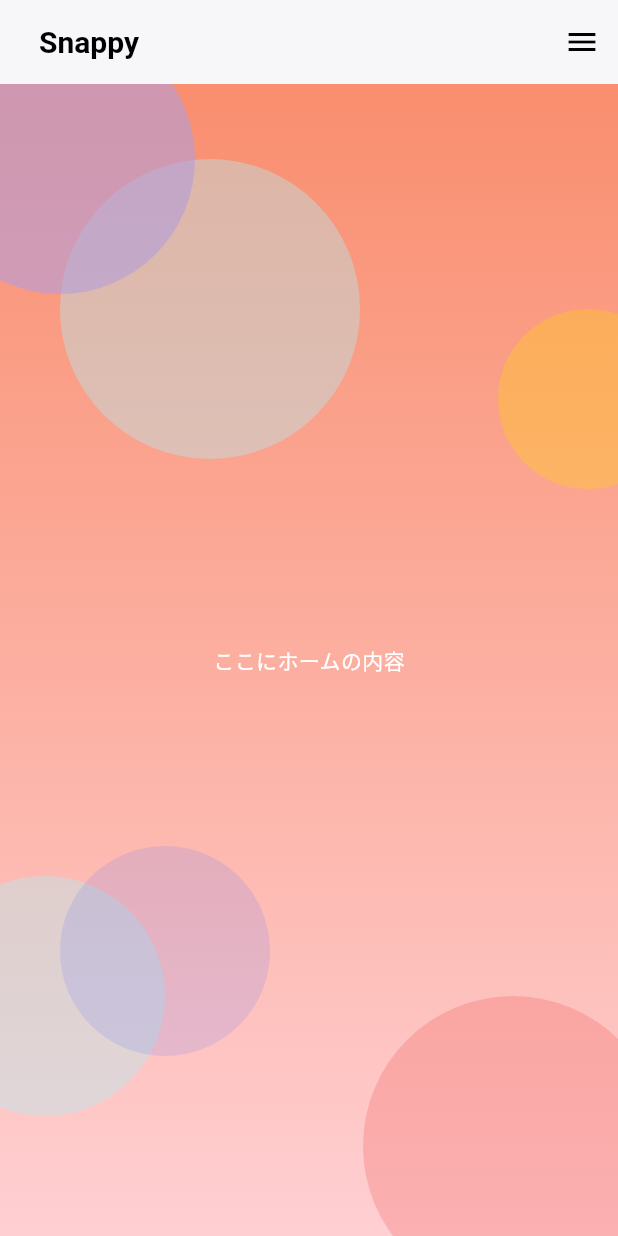
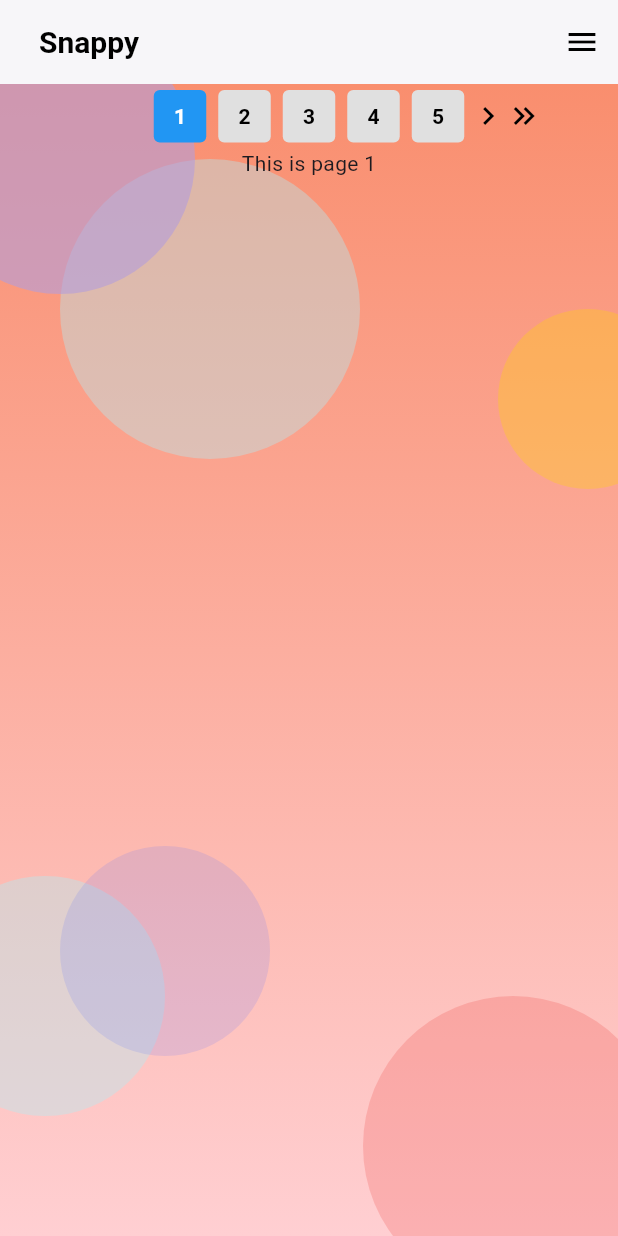
Before and after one commit to suke-0612/SNAPPY, a Flutter app: the screen it shows after launch, on a phone screen of 412 x 824 dp. Run offline on Flutter 3.47's test engine with Material 3 defaults, Android fonts, the phone set to English and light mode, and no system bars.

Commit message:
add: pagination_without_dots

```diff
--- a/lib/components/pagination.dart
+++ b/lib/components/pagination.dart
@@ -0,0 +1,90 @@
+import 'package:flutter/material.dart';
+
+class Pagination extends StatelessWidget {
+  final int currentPage;
+  final int totalPages;
+  final Function(int) onPageChanged;
+
+  const Pagination({
+    Key? key,
+    required this.currentPage,
+    required this.totalPages,
+    required this.onPageChanged,
+  }) : super(key: key);
+
+  @override
+  Widget build(BuildContext context) {
+    return Padding(
+      padding: const EdgeInsets.symmetric(horizontal: 4, vertical: 4),
+      child: Row(
+        mainAxisAlignment: MainAxisAlignment.center,
+        children: [
+          // 先頭のページに戻るボタン
+          if (currentPage > 1) ...[
+            GestureDetector(
+              onTap: () => onPageChanged(1),
+              child: const Icon(
+                Icons.keyboard_double_arrow_left,
+                color: Colors.black,
+              ),
+            ),
+            GestureDetector(
+              onTap: () => onPageChanged(currentPage - 1),
+              child: const Icon(
+                Icons.keyboard_arrow_left,
+                color: Colors.black,
+              ),
+            ),
+          ] else
+            const SizedBox(width: 48), // スペースを確保
+
+          // 数字のリスト
+          ...List.generate(totalPages, (index) {
+            final pageIndex = index + 1;
+            return GestureDetector(
+              onTap: () => onPageChanged(pageIndex),
+              child: Container(
+                margin: const EdgeInsets.symmetric(horizontal: 4.0),
+                width: 35,
+                height: 35,
+                alignment: Alignment.center,
+                decoration: BoxDecoration(
+                  color:
+                      currentPage == pageIndex ? Colors.blue : Colors.grey[300],
+                  borderRadius: BorderRadius.circular(4.0),
+                ),
+                child: Text(
+                  '$pageIndex',
+                  style: TextStyle(
+                    color:
+                        currentPage == pageIndex ? Colors.white : Colors.black,
+                    fontWeight: FontWeight.bold,
+                  ),
+                ),
+              ),
+            );
+          }),
+
+          // 次のページに進むボタン
+          if (currentPage < totalPages) ...[
+            GestureDetector(
+              onTap: () => onPageChanged(currentPage + 1),
+              child: const Icon(
+                Icons.keyboard_arrow_right,
+                color: Colors.black,
+              ),
+            ),
+            GestureDetector(
+              onTap: () => onPageChanged(totalPages),
+              child: const Icon(
+                Icons.keyboard_double_arrow_right,
+                color: Colors.black,
+              ),
+            ),
+          ] else
+            const SizedBox(width: 48), // スペースを確保
+        ],
+      ),
+    );
+  }
+}
--- a/lib/importer.dart
+++ b/lib/importer.dart
@@ -5,3 +5,4 @@ export 'package:snappy/pages/want_list.dart';
 export 'package:snappy/components/header.dart';
 export 'package:snappy/components/drawer.dart';
 export 'package:snappy/components/base_screen.dart';
+export 'package:snappy/components/pagination.dart';
--- a/lib/pages/home.dart
+++ b/lib/pages/home.dart
@@ -1,20 +1,40 @@
 import 'package:flutter/material.dart';
 import 'package:snappy/importer.dart';
 
-class Home extends StatelessWidget {
+class Home extends StatefulWidget {
   const Home({super.key});
 
   @override
+  State<Home> createState() => _HomeState();
+}
+
+class _HomeState extends State<Home> {
+  int currentPage = 1;
+  int totalPages = 5;
+
+  void _onPageChanged(int page) {
+    setState(() {
+      currentPage = page;
+    });
+  }
+
+  @override
   Widget build(BuildContext context) {
-    return const BaseScreen(
+    return BaseScreen(
       child: Column(
         children: [
           Expanded(
-            child: Center(
-              child: Text(
-                'ここにホームの内容',
-                style: TextStyle(color: Colors.white),
-              ),
+            child: Column(
+              children: [
+                Pagination(
+                  currentPage: currentPage,
+                  totalPages: totalPages,
+                  onPageChanged: _onPageChanged,
+                ),
+                Text(
+                  'This is page $currentPage',
+                ),
+              ],
             ),
           ),
         ],
```
